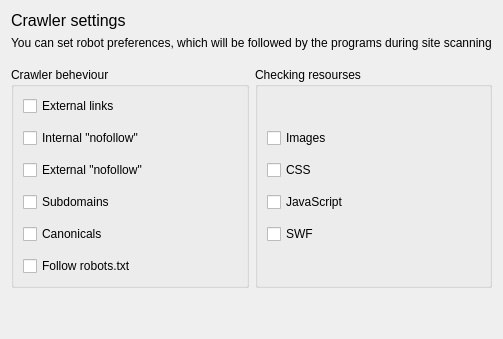
Qt form quickiewebbot/ui/crawler_settings_widget.ui (andrascii/RiveSolutions_SEO_Spider) before a commit.
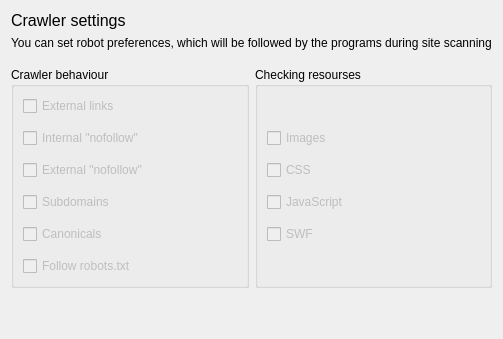
The same form after that commit.

```diff
--- a/quickiewebbot/ui/crawler_settings_widget.ui
+++ b/quickiewebbot/ui/crawler_settings_widget.ui
@@ -64,7 +64,7 @@
      <item>
       <widget class="QGroupBox" name="groupBox_2">
        <property name="title">
-        <string>Crawler beheviour</string>
+        <string>Crawler behaviour</string>
        </property>
        <layout class="QVBoxLayout" name="verticalLayout_4">
         <item>
@@ -74,6 +74,9 @@
           </property>
           <item>
            <widget class="QCheckBox" name="checkExternalLinks">
+            <property name="enabled">
+             <bool>false</bool>
+            </property>
             <property name="text">
              <string>External links</string>
             </property>
@@ -81,6 +84,9 @@
           </item>
           <item>
            <widget class="QCheckBox" name="checkInternalNF">
+            <property name="enabled">
+             <bool>false</bool>
+            </property>
             <property name="text">
              <string>Internal &quot;nofollow&quot;</string>
             </property>
@@ -88,6 +94,9 @@
           </item>
           <item>
            <widget class="QCheckBox" name="checkExternalNF">
+            <property name="enabled">
+             <bool>false</bool>
+            </property>
             <property name="text">
              <string>External &quot;nofollow&quot;</string>
             </property>
@@ -95,6 +104,9 @@
           </item>
           <item>
            <widget class="QCheckBox" name="checkSubdomains">
+            <property name="enabled">
+             <bool>false</bool>
+            </property>
             <property name="text">
              <string>Subdomains</string>
             </property>
@@ -102,6 +114,9 @@
           </item>
           <item>
            <widget class="QCheckBox" name="checkCanonicals">
+            <property name="enabled">
+             <bool>false</bool>
+            </property>
             <property name="text">
              <string>Canonicals</string>
             </property>
@@ -109,6 +124,9 @@
           </item>
           <item>
            <widget class="QCheckBox" name="checkFollowRobots">
+            <property name="enabled">
+             <bool>false</bool>
+            </property>
             <property name="text">
              <string>Follow robots.txt</string>
             </property>
@@ -132,6 +150,9 @@
           </property>
           <item>
            <widget class="QCheckBox" name="checkImages">
+            <property name="enabled">
+             <bool>false</bool>
+            </property>
             <property name="text">
              <string>Images</string>
             </property>
@@ -139,6 +160,9 @@
           </item>
           <item>
            <widget class="QCheckBox" name="checkCSS">
+            <property name="enabled">
+             <bool>false</bool>
+            </property>
             <property name="text">
              <string>CSS</string>
             </property>
@@ -146,6 +170,9 @@
           </item>
           <item>
            <widget class="QCheckBox" name="checkJS">
+            <property name="enabled">
+             <bool>false</bool>
+            </property>
             <property name="text">
              <string>JavaScript</string>
             </property>
@@ -153,6 +180,9 @@
           </item>
           <item>
            <widget class="QCheckBox" name="checkSWF">
+            <property name="enabled">
+             <bool>false</bool>
+            </property>
             <property name="text">
              <string>SWF</string>
             </property>
```
